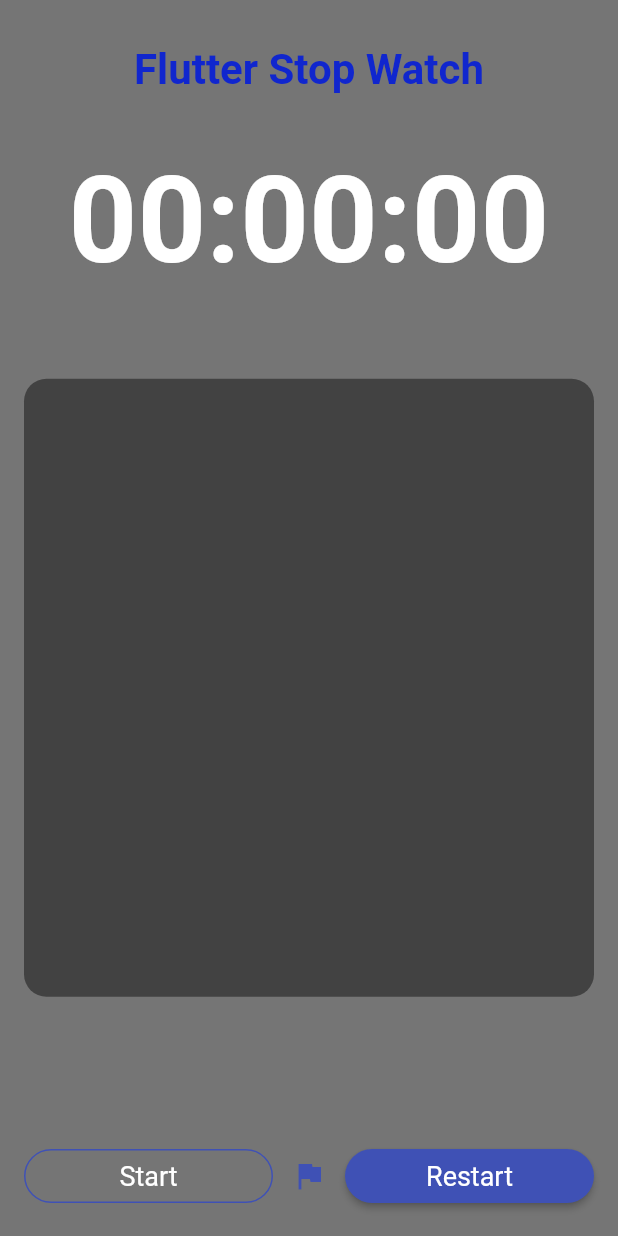
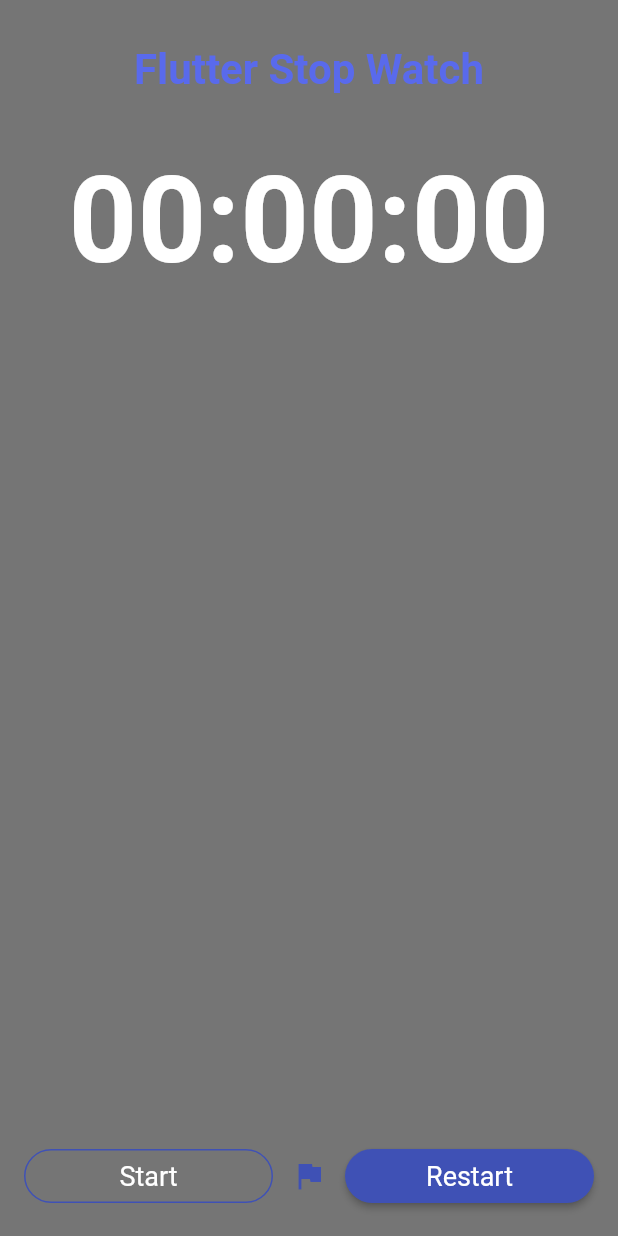
Before and after one commit to devOmedia/stopwatch, a Flutter app: the screen it shows after launch, on a phone screen of 412 x 824 dp. Run offline on Flutter 3.47's test engine with Material 2 defaults, Android fonts, the phone set to English and light mode, and no system bars.

Commit message:
fixed some error

```diff
--- a/lib/homepage.dart
+++ b/lib/homepage.dart
@@ -47,7 +47,8 @@ class _HomePageState extends State<HomePage> {
 
   //add laps
   void addLaps() {
-    String lap = "$digitSeconds:$digitMinutes:$digitHours";
+    String lap = "$digitHours:$digitMinutes:$digitMinutes";
+    print(lap);
     setState(() {
       laps.add(lap);
     });
@@ -99,14 +100,14 @@ class _HomePageState extends State<HomePage> {
                     'Flutter Stop Watch',
                     textAlign: TextAlign.center,
                     style: TextStyle(
-                      color: Color.fromARGB(255, 16, 38, 206),
+                      color: Color.fromARGB(255, 89, 106, 236),
                       fontWeight: FontWeight.bold,
                       fontSize: 28,
                     ),
                   ),
-                  const Text(
-                    '00:00:00',
-                    style: TextStyle(
+                  Text(
+                    '$digitHours:$digitMinutes:$digitSeconds',
+                    style: const TextStyle(
                       color: Colors.white,
                       fontSize: 80.0,
                       fontWeight: FontWeight.w600,
@@ -116,8 +117,28 @@ class _HomePageState extends State<HomePage> {
                     margin: const EdgeInsets.only(top: 20.0),
                     height: MediaQuery.of(context).size.height * 0.5,
                     decoration: BoxDecoration(
-                        color: Colors.grey.shade800,
+                        color: Colors.grey.shade600,
                         borderRadius: BorderRadius.circular(15.0)),
+                    child: ListView.builder(
+                      itemCount: laps.length,
+                      itemBuilder: (context, index) {
+                        return DefaultTextStyle(
+                            style: const TextStyle(
+                              fontSize: 18,
+                              fontWeight: FontWeight.w400,
+                              color: Colors.white,
+                            ),
+                            child: Padding(
+                              padding: const EdgeInsets.all(18.0),
+                              child: Row(
+                                children: [
+                                  Text("Lap ${index + 1}: "),
+                                  Text(laps[index]),
+                                ],
+                              ),
+                            ));
+                      },
+                    ),
                   ),
                   const SizedBox(
                     height: 20.0,
@@ -127,14 +148,16 @@ class _HomePageState extends State<HomePage> {
                     children: [
                       Expanded(
                         child: RawMaterialButton(
-                          onPressed: () {},
+                          onPressed: () {
+                            (!started) ? start() : stop();
+                          },
                           shape: const StadiumBorder(
                               side: BorderSide(
                             color: Colors.indigo,
                           )),
-                          child: const Text(
-                            "Start",
-                            style: TextStyle(
+                          child: Text(
+                            (!started) ? "Start" : "Pause",
+                            style: const TextStyle(
                               color: Colors.white,
                               fontSize: 18.0,
                             ),
@@ -142,13 +165,17 @@ class _HomePageState extends State<HomePage> {
                         ),
                       ),
                       IconButton(
-                        onPressed: () {},
+                        onPressed: () {
+                          addLaps();
+                        },
                         icon: const Icon(Icons.flag),
                         color: Colors.indigo,
                       ),
                       Expanded(
                         child: RawMaterialButton(
-                          onPressed: () {},
+                          onPressed: () {
+                            reset();
+                          },
                           fillColor: Colors.indigo,
                           shape: const StadiumBorder(),
                           child: const Text(
```
